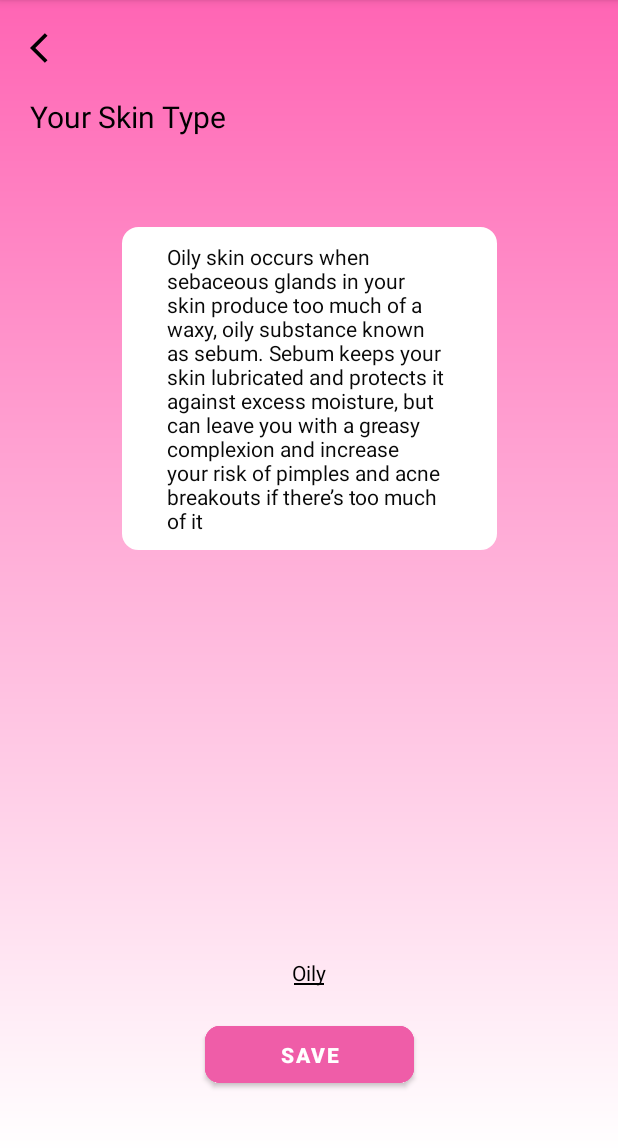
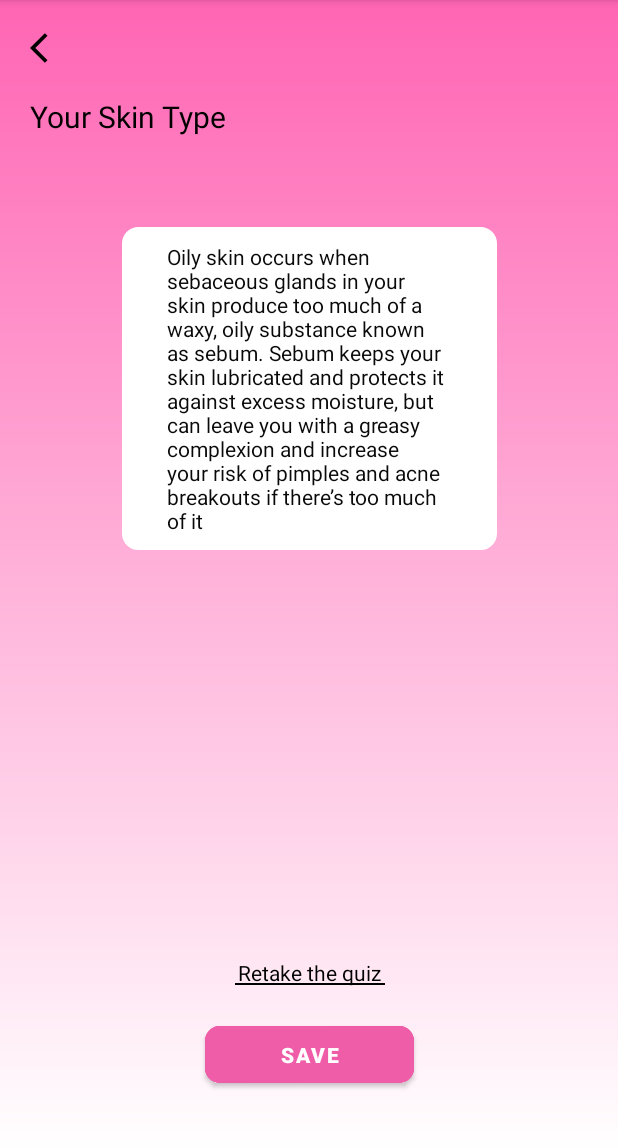
Before and after one commit to SpexID/Skintusiast, an Android app: the HOME_your_skintype_done_Activity screen opened directly, with no data from a screen before it, on a phone screen of 412 x 824 dp, the part 84-1232 px from its top. Run offline under Robolectric (Android 15) with nearby library versions, the phone set to English and light mode, and no system bars.

Commit message:
Final app

```diff
--- a/Skintusiast/app/src/main/res/layout/activity_home_your_done.xml
+++ b/Skintusiast/app/src/main/res/layout/activity_home_your_done.xml
@@ -41,12 +41,12 @@
 
     <TextView
         android:id="@+id/retake"
-        android:layout_width="48dp"
+        android:layout_width="wrap_content"
         android:layout_height="48dp"
         android:layout_marginBottom="20dp"
         android:gravity="bottom|center"
         android:onClick="retake"
-        android:text="Oily"
+        android:text="Retake the quiz"
         android:textColor="#000000"
         android:textStyle="normal"
         app:layout_constraintBottom_toTopOf="@+id/btnskindone"
@@ -55,7 +55,7 @@
 
     <TextView
         android:id="@+id/btnrequiz"
-        android:layout_width="20dp"
+        android:layout_width="100dp"
         android:layout_height="1dp"
         android:layout_marginTop="45dp"
         android:background="@color/black"
--- a/Skintusiast/app/src/main/res/layout/activity_home_your_skintype2.xml
+++ b/Skintusiast/app/src/main/res/layout/activity_home_your_skintype2.xml
@@ -28,7 +28,7 @@
         android:layout_marginEnd="136dp"
         android:layout_marginBottom="40dp"
         android:backgroundTint="#EF5DA8"
-        android:text="Save"
+        android:text="Next"
         android:textColor="#FFFFFF"
         android:textStyle="bold"
         app:cornerRadius="20dp"
--- a/Skintusiast/app/src/main/res/layout/activity_home_your_skintype3.xml
+++ b/Skintusiast/app/src/main/res/layout/activity_home_your_skintype3.xml
@@ -28,7 +28,7 @@
         android:layout_marginEnd="136dp"
         android:layout_marginBottom="40dp"
         android:backgroundTint="#EF5DA8"
-        android:text="Save"
+        android:text="Next"
         android:textColor="#FFFFFF"
         android:textStyle="bold"
         app:cornerRadius="20dp"
--- a/Skintusiast/app/src/main/res/layout/activity_home_your_skintype4.xml
+++ b/Skintusiast/app/src/main/res/layout/activity_home_your_skintype4.xml
@@ -70,7 +70,7 @@
         android:layout_marginEnd="136dp"
         android:layout_marginBottom="40dp"
         android:backgroundTint="#EF5DA8"
-        android:text="Save"
+        android:text="Next"
         android:textColor="#FFFFFF"
         android:textStyle="bold"
         app:cornerRadius="20dp"
--- a/Skintusiast/app/src/main/res/layout/activity_myroutine_setelah_create.xml
+++ b/Skintusiast/app/src/main/res/layout/activity_myroutine_setelah_create.xml
@@ -214,7 +214,7 @@
         android:layout_width="wrap_content"
         android:layout_height="wrap_content"
         android:layout_marginTop="20dp"
-        android:text="Create New Account"
+        android:text="Morning Routine"
         android:textColor="#000000"
         android:textSize="20dp"
         app:layout_constraintStart_toStartOf="@+id/back14"
--- a/Skintusiast/app/src/main/res/layout/activity_onboarding.xml
+++ b/Skintusiast/app/src/main/res/layout/activity_onboarding.xml
@@ -72,7 +72,7 @@
         android:id="@+id/imageView9"
         android:layout_width="wrap_content"
         android:layout_height="wrap_content"
-        android:layout_marginTop="130dp"
+        android:layout_marginTop="100dp"
         app:layout_constraintEnd_toEndOf="parent"
         app:layout_constraintStart_toStartOf="parent"
         app:layout_constraintTop_toTopOf="parent"
```
